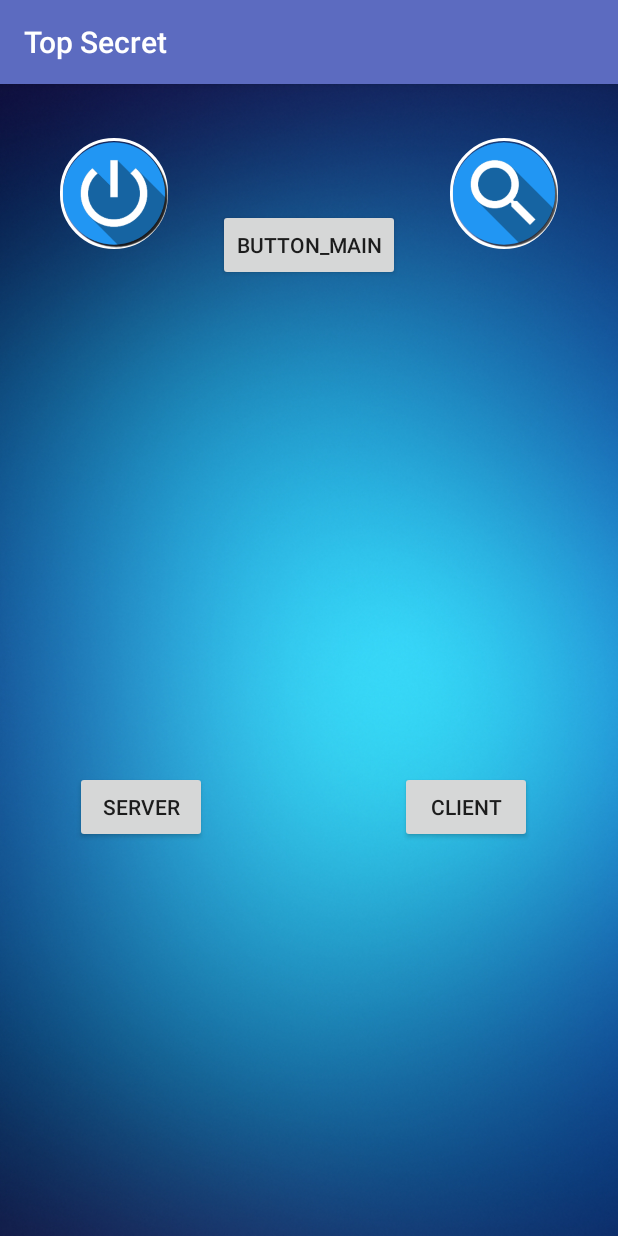
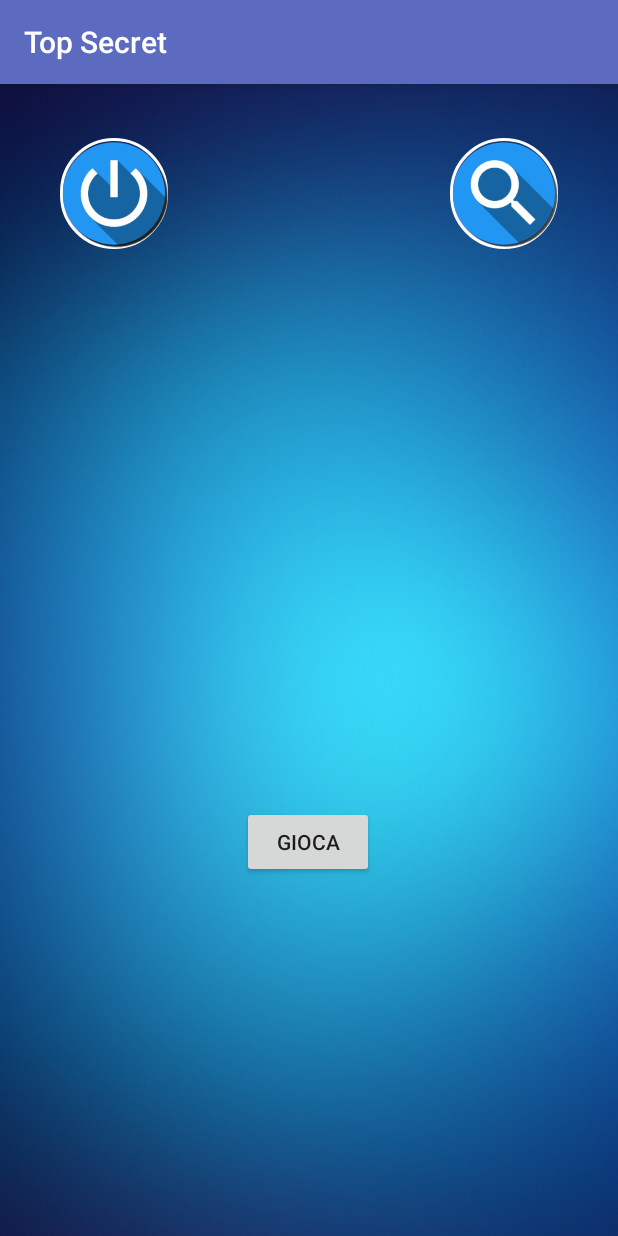
Before and after one commit to bolopenguin/App_TicTacToe_Android, an Android app: the screen it shows after launch (GestioneBluetooth), on a phone screen of 412 x 824 dp. Run offline under Robolectric (Android 15) with nearby library versions, the phone set to English and light mode, and no system bars.

Commit message:
fatta connessione del bluetooth

```diff
--- a/app/src/main/java/com/example/progettoandroid/GestioneBluetooth.java
+++ b/app/src/main/java/com/example/progettoandroid/GestioneBluetooth.java
@@ -17,16 +17,12 @@ import android.widget.ImageButton;
 import android.widget.ListView;
 import android.widget.Toast;
 
-import java.io.IOException;
 import java.util.ArrayList;
-import java.util.UUID;
-
 
 public class GestioneBluetooth extends AppCompatActivity
         implements AdapterView.OnItemClickListener{
 
-    static final String TAG = "GestioneBluetooth";
-    private static final String LOG_TAG = MainActivity.class.getSimpleName();
+    final String TAG = "GestioneBluetooth";
 
     ImageButton btnONOFF;
 
@@ -37,9 +33,7 @@ public class GestioneBluetooth extends AppCompatActivity
     static BluetoothAdapter mBluetoothAdapter;
     BluetoothDevice mBTDevice;
 
-    static final UUID MY_UUID =
-            UUID.fromString("8ce255c0-200a-11e0-ac64-0800200c9a66");
-    public BluetoothDevice serverDevice;
+    public static BluetoothDevice serverDevice;
 
     // Create a BroadcastReceiver for ACTION_FOUND
     private final BroadcastReceiver mBroadcastReceiver1 = new BroadcastReceiver() {
@@ -102,22 +96,22 @@ public class GestioneBluetooth extends AppCompatActivity
                 //3 cases:
                 //case1: bonded already
                 if (mDevice.getBondState() == BluetoothDevice.BOND_BONDED){
-                    Log.d(TAG, "BroadcastReceiver: BOND_BONDED.");
+                    Log.d(TAG, "BroadcastReceiver3: BOND_BONDED.");
                     //inside BroadcastReceiver4
+                    Toast.makeText(getApplicationContext(), "Bonded", Toast.LENGTH_SHORT).show();
                     mBTDevice = mDevice;
                 }
-                //case2: creating a bone
+                //case2: creating a bond
                 if (mDevice.getBondState() == BluetoothDevice.BOND_BONDING) {
-                    Log.d(TAG, "BroadcastReceiver: BOND_BONDING.");
+                    Log.d(TAG, "BroadcastReceiver3: BOND_BONDING.");
                 }
                 //case3: breaking a bond
                 if (mDevice.getBondState() == BluetoothDevice.BOND_NONE) {
-                    Log.d(TAG, "BroadcastReceiver: BOND_NONE.");
+                    Log.d(TAG, "BroadcastReceiver3: BOND_NONE.");
                 }
             }
         }
     };
-
 
 
     @Override
@@ -152,9 +146,10 @@ public class GestioneBluetooth extends AppCompatActivity
         lvNewDevices = (ListView) findViewById(R.id.lvNewDevices);
         lvNewDevices.setOnItemClickListener(GestioneBluetooth.this);
 
-        //Broadcasts when bond state changes (ie:pairing)
-        IntentFilter filter = new IntentFilter(BluetoothDevice.ACTION_BOND_STATE_CHANGED);
-        registerReceiver(mBroadcastReceiver3, filter);
+        //Broadcasts when bond state changes pairing and connecting
+        IntentFilter filter1 = new IntentFilter(BluetoothDevice.ACTION_BOND_STATE_CHANGED);
+        registerReceiver(mBroadcastReceiver3, filter1);
+
     }
 
 
@@ -171,10 +166,7 @@ public class GestioneBluetooth extends AppCompatActivity
             Toast.makeText(getApplicationContext(), "Enabling", Toast.LENGTH_SHORT).show();
             Log.d(TAG, "enableDisableBT: enabling BT and make device discoverable.");
 
-            Intent discoverableIntent =
-                    new Intent(BluetoothAdapter.ACTION_REQUEST_DISCOVERABLE);
-            discoverableIntent.putExtra(BluetoothAdapter.EXTRA_DISCOVERABLE_DURATION, 30);
-            startActivity(discoverableIntent);
+            abilitaDiscoverabilty();
 
             IntentFilter BTIntent = new IntentFilter(BluetoothAdapter.ACTION_STATE_CHANGED);
             registerReceiver(mBroadcastReceiver1, BTIntent);
@@ -192,6 +184,14 @@ public class GestioneBluetooth extends AppCompatActivity
 
     }
 
+    //abilita la discoverability, se bt è spento lo accende
+    public  void abilitaDiscoverabilty(){
+        Intent discoverableIntent =
+                new Intent(BluetoothAdapter.ACTION_REQUEST_DISCOVERABLE);
+        discoverableIntent.putExtra(BluetoothAdapter.EXTRA_DISCOVERABLE_DURATION, 180);
+        startActivity(discoverableIntent);
+    }
+
     //cosa si fa quando si abilita la discovery
     public void btnDiscover(View view) {
 
@@ -201,6 +201,8 @@ public class GestioneBluetooth extends AppCompatActivity
         ActivityCompat.requestPermissions(this,
                 new String[]{Manifest.permission.ACCESS_COARSE_LOCATION},
                 MY_PERMISSIONS_REQUEST_ACCESS_COARSE_LOCATION);
+
+        abilitaDiscoverabilty();
 
         if(mBluetoothAdapter.isDiscovering()){
             mBluetoothAdapter.cancelDiscovery();
@@ -246,23 +248,16 @@ public class GestioneBluetooth extends AppCompatActivity
         Toast.makeText(getApplicationContext(), "Bonded", Toast.LENGTH_SHORT).show();
     }
 
-    public void btnClient(View view) {
-        //controllo di aver selezionato un device dalla lista
-        if (serverDevice != null) {
-            ConnectThread connect = new ConnectThread(serverDevice, MY_UUID);
-            connect.start();
+
+    public void launchMainActivity(View view) {
+        Log.d(TAG, "Avvio main Activity");
+        if(serverDevice == null){
+            Toast.makeText(getApplicationContext(), "Select a Device", Toast.LENGTH_SHORT).show();
+        }
+        else{
+            Intent intent = new Intent(this, MainActivity.class);
+            startActivity(intent);
         }
     }
 
-    public void btnServer(View view) {
-
-        AcceptThread server = new AcceptThread();
-        server.start();
-    }
-
-    public void launchSecondActivity(View view) {
-        Log.d(TAG, "Avvio seconda Activity");
-        Intent intent = new Intent(this, Main2Activity.class);
-        startActivity(intent);
-    }
 }
--- a/app/src/main/res/layout/activity_gestione_bluetooth.xml
+++ b/app/src/main/res/layout/activity_gestione_bluetooth.xml
@@ -55,45 +55,23 @@
         app:layout_constraintVertical_bias="0.0" />
 
     <Button
-        android:id="@+id/btnServer"
-        android:layout_width="wrap_content"
-        android:layout_height="wrap_content"
-        android:layout_marginTop="44dp"
-        android:onClick="btnServer"
-        android:text="Server"
-        app:layout_constraintEnd_toEndOf="parent"
-        app:layout_constraintHorizontal_bias="0.154"
-        app:layout_constraintStart_toStartOf="parent"
-        app:layout_constraintTop_toBottomOf="@+id/lvNewDevices" />
-
-    <Button
-        android:id="@+id/btnClient"
-        android:layout_width="wrap_content"
-        android:layout_height="wrap_content"
-        android:layout_marginTop="44dp"
-        android:onClick="btnClient"
-        android:text="Client"
-        app:layout_constraintEnd_toEndOf="parent"
-        app:layout_constraintHorizontal_bias="0.823"
-        app:layout_constraintStart_toStartOf="parent"
-        app:layout_constraintTop_toBottomOf="@+id/lvNewDevices" />
-
-    <Button
-        android:id="@+id/button_main"
+        android:id="@+id/launchMain"
         android:layout_width="wrap_content"
         android:layout_height="wrap_content"
         android:layout_alignParentEnd="true"
         android:layout_alignParentRight="true"
         android:layout_alignParentBottom="true"
         android:layout_marginStart="8dp"
-        android:layout_marginTop="8dp"
+        android:layout_marginTop="480dp"
         android:layout_marginEnd="8dp"
         android:layout_marginBottom="8dp"
-        android:onClick="launchSecondActivity"
-        android:text="button_main"
-        app:layout_constraintBottom_toTopOf="@+id/lvNewDevices"
+        android:onClick="launchMainActivity"
+        android:text="Gioca"
+        app:layout_constraintBottom_toBottomOf="parent"
         app:layout_constraintEnd_toStartOf="@+id/btnFindUnpairedDevices"
+        app:layout_constraintHorizontal_bias="0.493"
         app:layout_constraintStart_toEndOf="@+id/btnONOFF"
-        app:layout_constraintTop_toTopOf="parent" />
+        app:layout_constraintTop_toTopOf="parent"
+        app:layout_constraintVertical_bias="0.005" />
 
 </android.support.constraint.ConstraintLayout>
```
Also changed, not shown: app/src/main/java/com/example/progettoandroid/AcceptThread.java (deleted, +0 -73 lines), app/src/main/java/com/example/progettoandroid/ConnectThread.java (deleted, +0 -74 lines), app/src/main/java/com/example/progettoandroid/ConnessioneBluetooth.java (added, +139 -0 lines), app/src/main/java/com/example/progettoandroid/MainActivity.java (+70 -1 lines), app/src/main/res/layout/activity_main.xml (+18 -6 lines).
